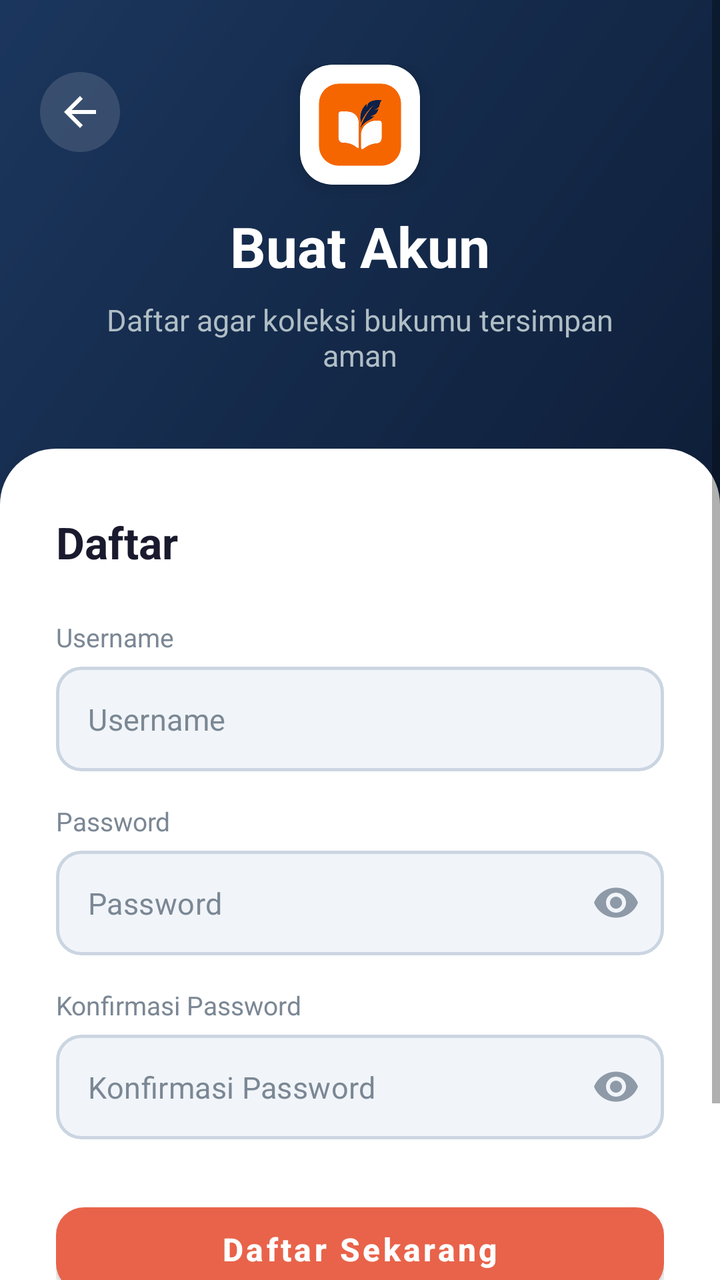
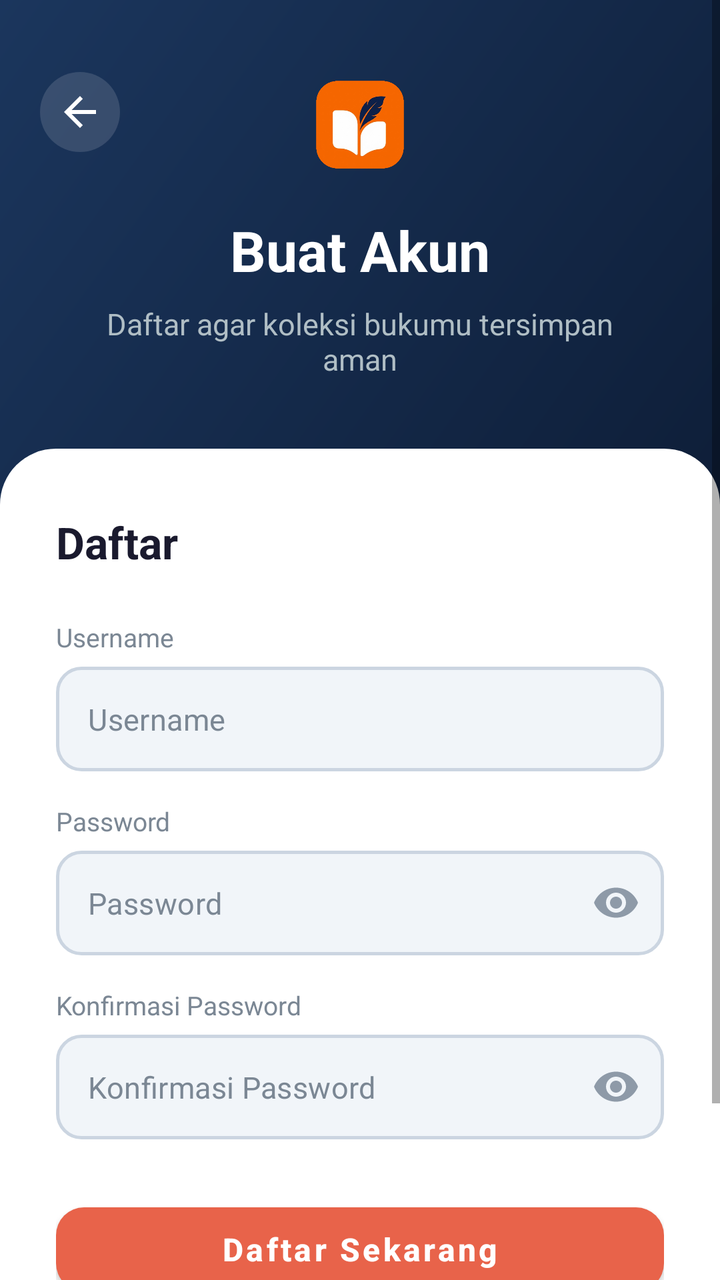

Compare the two renders of this Android layout. The source of the first and the diff that turns it into the second are given below.
<!-- AndroidManifest.xml: application theme Theme.UTSPABKelompok2 -->
<!-- res/layout/activity_register.xml -->
<?xml version="1.0" encoding="utf-8"?>
<ScrollView xmlns:android="http://schemas.android.com/apk/res/android"
    xmlns:app="http://schemas.android.com/apk/res-auto"
    android:layout_width="match_parent"
    android:layout_height="match_parent"
    android:fillViewport="true"
    android:background="@color/background_light">

    <LinearLayout
        android:layout_width="match_parent"
        android:layout_height="wrap_content"
        android:orientation="vertical">

        
        <RelativeLayout
            android:layout_width="match_parent"
            android:layout_height="260dp"
            android:background="@drawable/bg_header_gradient">

            <ImageButton
                android:id="@+id/btnBack_003"
                android:layout_width="40dp"
                android:layout_height="40dp"
                android:layout_alignParentStart="true"
                android:layout_alignParentTop="true"
                android:layout_marginStart="20dp"
                android:layout_marginTop="36dp"
                android:background="@drawable/bg_back_button"
                android:contentDescription="@string/back"
                android:padding="8dp"
                android:scaleType="centerInside"
                android:src="@drawable/ic_arrow_back" />

            <LinearLayout
                android:layout_width="match_parent"
                android:layout_height="wrap_content"
                android:layout_centerInParent="true"
                android:gravity="center"
                android:orientation="vertical"
                android:paddingBottom="40dp">

                <com.google.android.material.card.MaterialCardView
                    android:layout_width="60dp"
                    android:layout_height="60dp"
                    android:layout_marginBottom="12dp"
                    app:cardCornerRadius="16dp"
                    app:cardElevation="6dp"
                    app:strokeWidth="0dp">

                    <ImageView
                        android:layout_width="match_parent"
                        android:layout_height="match_parent"
                        android:scaleType="centerCrop"
                        android:src="@drawable/app_logo"
                        android:contentDescription="@string/app_name" />
                </com.google.android.material.card.MaterialCardView>

                <TextView
                    android:layout_width="wrap_content"
                    android:layout_height="wrap_content"
                    android:text="@string/register_title"
                    android:textColor="@color/text_on_dark"
                    android:textSize="28sp"
                    android:textStyle="bold" />

                <TextView
                    android:layout_width="wrap_content"
                    android:layout_height="wrap_content"
                    android:layout_marginTop="8dp"
                    android:gravity="center"
                    android:paddingStart="40dp"
                    android:paddingEnd="40dp"
                    android:text="@string/register_subtitle"
                    android:textColor="#B0BEC5"
                    android:textSize="15sp" />
            </LinearLayout>
        </RelativeLayout>

        
        <LinearLayout
            android:layout_width="match_parent"
            android:layout_height="wrap_content"
            android:layout_marginTop="-36dp"
            android:background="@drawable/bg_card_top_rounded"
            android:orientation="vertical"
            android:paddingStart="28dp"
            android:paddingEnd="28dp"
            android:paddingTop="32dp"
            android:paddingBottom="40dp">

            <TextView
                android:layout_width="wrap_content"
                android:layout_height="wrap_content"
                android:text="@string/register"
                android:textColor="@color/text_primary"
                android:textSize="22sp"
                android:textStyle="bold" />

            
            <TextView
                android:layout_width="wrap_content"
                android:layout_height="wrap_content"
                android:layout_marginTop="24dp"
                android:text="@string/username"
                android:textColor="@color/text_secondary"
                android:textSize="13sp" />

            <com.google.android.material.textfield.TextInputLayout
                style="@style/Widget.MaterialComponents.TextInputLayout.OutlinedBox"
                android:layout_width="match_parent"
                android:layout_height="wrap_content"
                android:layout_marginTop="6dp"
                app:boxCornerRadiusBottomEnd="12dp"
                app:boxCornerRadiusBottomStart="12dp"
                app:boxCornerRadiusTopEnd="12dp"
                app:boxCornerRadiusTopStart="12dp"
                app:boxStrokeWidth="0dp"
                app:boxStrokeWidthFocused="0dp"
                app:hintEnabled="false">

                <com.google.android.material.textfield.TextInputEditText
                    android:id="@+id/etUsername_003"
                    android:layout_width="match_parent"
                    android:layout_height="wrap_content"
                    android:background="@drawable/bg_input_field"
                    android:hint="@string/username"
                    android:inputType="text"
                    android:maxLines="1"
                    android:padding="16dp"
                    android:textColor="@color/black"
                    android:textColorHint="@color/text_secondary"
                    android:textSize="15sp"
                    android:autofillHints="newUsername" />
            </com.google.android.material.textfield.TextInputLayout>

            
            <TextView
                android:layout_width="wrap_content"
                android:layout_height="wrap_content"
                android:layout_marginTop="16dp"
                android:text="@string/password"
                android:textColor="@color/text_secondary"
                android:textSize="13sp" />

            <com.google.android.material.textfield.TextInputLayout
                style="@style/Widget.MaterialComponents.TextInputLayout.OutlinedBox"
                android:layout_width="match_parent"
                android:layout_height="wrap_content"
                android:layout_marginTop="6dp"
                app:boxCornerRadiusBottomEnd="12dp"
                app:boxCornerRadiusBottomStart="12dp"
                app:boxCornerRadiusTopEnd="12dp"
                app:boxCornerRadiusTopStart="12dp"
                app:boxStrokeWidth="0dp"
                app:boxStrokeWidthFocused="0dp"
                app:endIconMode="password_toggle"
                app:endIconTint="@color/password_toggle_tint"
                app:hintEnabled="false">

                <com.google.android.material.textfield.TextInputEditText
                    android:id="@+id/etPassword_003"
                    android:layout_width="match_parent"
                    android:layout_height="wrap_content"
                    android:background="@drawable/bg_input_field"
                    android:hint="@string/password"
                    android:inputType="textPassword"
                    android:maxLines="1"
                    android:padding="16dp"
                    android:textColor="@color/black"
                    android:textColorHint="@color/text_secondary"
                    android:textSize="15sp"
                    android:autofillHints="newPassword" />
            </com.google.android.material.textfield.TextInputLayout>

            
            <TextView
                android:layout_width="wrap_content"
                android:layout_height="wrap_content"
                android:layout_marginTop="16dp"
                android:text="@string/password_confirm"
                android:textColor="@color/text_secondary"
                android:textSize="13sp" />

            <com.google.android.material.textfield.TextInputLayout
                style="@style/Widget.MaterialComponents.TextInputLayout.OutlinedBox"
                android:layout_width="match_parent"
                android:layout_height="wrap_content"
                android:layout_marginTop="6dp"
                app:boxCornerRadiusBottomEnd="12dp"
                app:boxCornerRadiusBottomStart="12dp"
                app:boxCornerRadiusTopEnd="12dp"
                app:boxCornerRadiusTopStart="12dp"
                app:boxStrokeWidth="0dp"
                app:boxStrokeWidthFocused="0dp"
                app:endIconMode="password_toggle"
                app:endIconTint="@color/password_toggle_tint"
                app:hintEnabled="false">

                <com.google.android.material.textfield.TextInputEditText
                    android:id="@+id/etPasswordConfirm_003"
                    android:layout_width="match_parent"
                    android:layout_height="wrap_content"
                    android:background="@drawable/bg_input_field"
                    android:hint="@string/password_confirm"
                    android:inputType="textPassword"
                    android:maxLines="1"
                    android:padding="16dp"
                    android:textColor="@color/black"
                    android:textColorHint="@color/text_secondary"
                    android:textSize="15sp"
                    android:autofillHints="newPassword" />
            </com.google.android.material.textfield.TextInputLayout>

            
            <com.google.android.material.button.MaterialButton
                android:id="@+id/btnRegister_003"
                android:layout_width="match_parent"
                android:layout_height="54dp"
                android:layout_marginTop="28dp"
                android:text="@string/register_button"
                android:textAllCaps="false"
                android:textColor="@color/white"
                android:textSize="16sp"
                android:textStyle="bold"
                app:backgroundTint="@color/primary"
                app:cornerRadius="14dp" />

            
            <LinearLayout
                android:layout_width="wrap_content"
                android:layout_height="wrap_content"
                android:layout_marginTop="24dp"
                android:layout_gravity="center"
                android:gravity="center_vertical"
                android:orientation="horizontal">

                <TextView
                    android:layout_width="wrap_content"
                    android:layout_height="wrap_content"
                    android:singleLine="true"
                    android:maxLines="1"
                    android:text="@string/register_have_account"
                    android:textColor="@color/text_secondary"
                    android:textSize="14sp" />

                <TextView
                    android:id="@+id/tvGoLogin_003"
                    android:layout_width="wrap_content"
                    android:layout_height="wrap_content"
                    android:layout_marginStart="6dp"
                    android:padding="4dp"
                    android:singleLine="true"
                    android:maxLines="1"
                    android:text="@string/register_login_link"
                    android:textColor="@color/primary"
                    android:textSize="14sp"
                    android:textStyle="bold" />
            </LinearLayout>
        </LinearLayout>
    </LinearLayout>
</ScrollView>
<!-- resources referenced by this layout -->
<resources>
  <color name="background_light">#F5F5F5</color>
  <color name="black">#FF000000</color>
  <color name="password_toggle_tint">#8E9AA8</color>
  <color name="primary">#E8634A</color>
  <color name="text_on_dark">#FFFFFF</color>
  <color name="text_primary">#1A1A2E</color>
  <color name="text_secondary">#7B8794</color>
  <color name="white">#FFFFFFFF</color>
  <!-- drawable app_logo: png bitmap (drawable, 42595 bytes) -->
  <!-- drawable bg_back_button (drawable) -->
  <?xml version="1.0" encoding="utf-8"?>
  <ripple xmlns:android="http://schemas.android.com/apk/res/android"
      android:color="#40FFFFFF">
      <item>
          <shape android:shape="oval">
              <solid android:color="#22FFFFFF" />
          </shape>
      </item>
  </ripple>
  <!-- drawable bg_card_top_rounded (drawable) -->
  <?xml version="1.0" encoding="utf-8"?>
  <shape xmlns:android="http://schemas.android.com/apk/res/android"
      android:shape="rectangle">
      <solid android:color="@color/surface_white" />
      <corners
          android:topLeftRadius="28dp"
          android:topRightRadius="28dp" />
  </shape>
  <!-- drawable bg_header_gradient (drawable) -->
  <?xml version="1.0" encoding="utf-8"?>
  <shape xmlns:android="http://schemas.android.com/apk/res/android"
      android:shape="rectangle">
      <gradient
          android:angle="135"
          android:startColor="@color/header_gradient_start"
          android:endColor="@color/header_gradient_end"
          android:type="linear" />
  </shape>
  <!-- drawable bg_input_field (drawable) -->
  <?xml version="1.0" encoding="utf-8"?>
  <shape xmlns:android="http://schemas.android.com/apk/res/android"
      android:shape="rectangle">
      <solid android:color="@color/input_background" />
      <corners android:radius="12dp" />
      <stroke
          android:width="1.5dp"
          android:color="@color/card_stroke" />
  </shape>
  <!-- drawable ic_arrow_back (drawable) -->
  <?xml version="1.0" encoding="utf-8"?>
  <vector xmlns:android="http://schemas.android.com/apk/res/android"
      android:width="24dp"
      android:height="24dp"
      android:viewportWidth="24"
      android:viewportHeight="24"
      android:autoMirrored="true">
      <path
          android:fillColor="#FFFFFFFF"
          android:pathData="M20,11H7.83l5.59,-5.59L12,4l-8,8 8,8 1.41,-1.41L7.83,13H20v-2z"/>
  </vector>
  <string name="app_name">Ngebuku.id</string>
  <string name="back">Kembali</string>
  <string name="password">Password</string>
  <string name="password_confirm">Konfirmasi Password</string>
  <string name="register">Daftar</string>
  <string name="register_button">Daftar Sekarang</string>
  <string name="register_have_account">Sudah punya akun?</string>
  <string name="register_login_link">Masuk disini</string>
  <string name="register_subtitle">Daftar agar koleksi bukumu tersimpan aman</string>
  <string name="register_title">Buat Akun</string>
  <string name="username">Username</string>
  <color name="surface_white">#FFFFFF</color>
  <color name="header_gradient_start">#0E1E38</color>
  <color name="header_gradient_end">#1B365D</color>
  <color name="input_background">#F1F5F9</color>
  <color name="card_stroke">#CBD5E1</color>
  <color name="primary_dark">#D4533B</color>
  <color name="accent">#E8634A</color>
  <color name="header_dark">#0E1E38</color>
  <style name="CustomActivityAnimation" parent="@android:style/Animation.Activity">
          <item name="android:activityOpenEnterAnimation">@anim/slide_in_right</item>
          <item name="android:activityOpenExitAnimation">@anim/slide_out_left</item>
          <item name="android:activityCloseEnterAnimation">@anim/slide_in_left</item>
          <item name="android:activityCloseExitAnimation">@anim/slide_out_right</item>
      </style>
  <!-- unchanged entries left out for length: 1 -->
</resources>

<!-- the commit's change to res/layout/activity_register.xml (unified diff, before → after) -->
@@ -40,18 +40,18 @@
                 android:paddingBottom="40dp">
 
                 <com.google.android.material.card.MaterialCardView
-                    android:layout_width="60dp"
-                    android:layout_height="60dp"
+                    android:layout_width="64dp"
+                    android:layout_height="64dp"
                     android:layout_marginBottom="12dp"
-                    app:cardCornerRadius="16dp"
-                    app:cardElevation="6dp"
+                    app:cardBackgroundColor="@android:color/transparent"
+                    app:cardElevation="0dp"
                     app:strokeWidth="0dp">
 
                     <ImageView
                         android:layout_width="match_parent"
                         android:layout_height="match_parent"
-                        android:scaleType="centerCrop"
-                        android:src="@drawable/app_logo"
+                        android:scaleType="fitCenter"
+                        android:src="@drawable/ic_header_logo"
                         android:contentDescription="@string/app_name" />
                 </com.google.android.material.card.MaterialCardView>
 
<!-- resource entries referenced after the edit -->
@@ -8,7 +8,6 @@
   <color name="text_primary">#1A1A2E</color>
   <color name="text_secondary">#7B8794</color>
   <color name="white">#FFFFFFFF</color>
-  <!-- drawable app_logo: png bitmap (drawable, 42595 bytes) -->
   <!-- drawable bg_back_button (drawable) -->
   <?xml version="1.0" encoding="utf-8"?>
   <ripple xmlns:android="http://schemas.android.com/apk/res/android"
@@ -60,6 +59,7 @@
           android:fillColor="#FFFFFFFF"
           android:pathData="M20,11H7.83l5.59,-5.59L12,4l-8,8 8,8 1.41,-1.41L7.83,13H20v-2z"/>
   </vector>
+  <!-- drawable ic_header_logo: png bitmap (drawable, 58643 bytes) -->
   <string name="app_name">Ngebuku.id</string>
   <string name="back">Kembali</string>
   <string name="password">Password</string>
